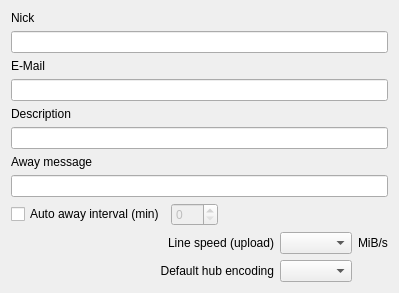
Qt form eiskaltdcpp-qt/ui/UISettingsPersonal.ui (eiskaltdcpp/eiskaltdcpp) before a commit.
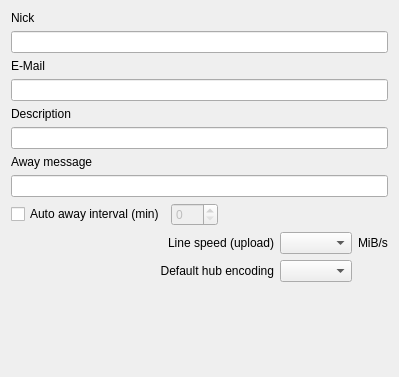
The same form after that commit. Custom widgets are drawn as their Qt base class.

```diff
--- a/eiskaltdcpp-qt/ui/UISettingsPersonal.ui
+++ b/eiskaltdcpp-qt/ui/UISettingsPersonal.ui
@@ -7,7 +7,7 @@
     <x>0</x>
     <y>0</y>
     <width>399</width>
-    <height>284</height>
+    <height>377</height>
    </rect>
   </property>
   <property name="sizePolicy">
```
Left out of the diff: 24 changed lines with no effect on the pictures.
